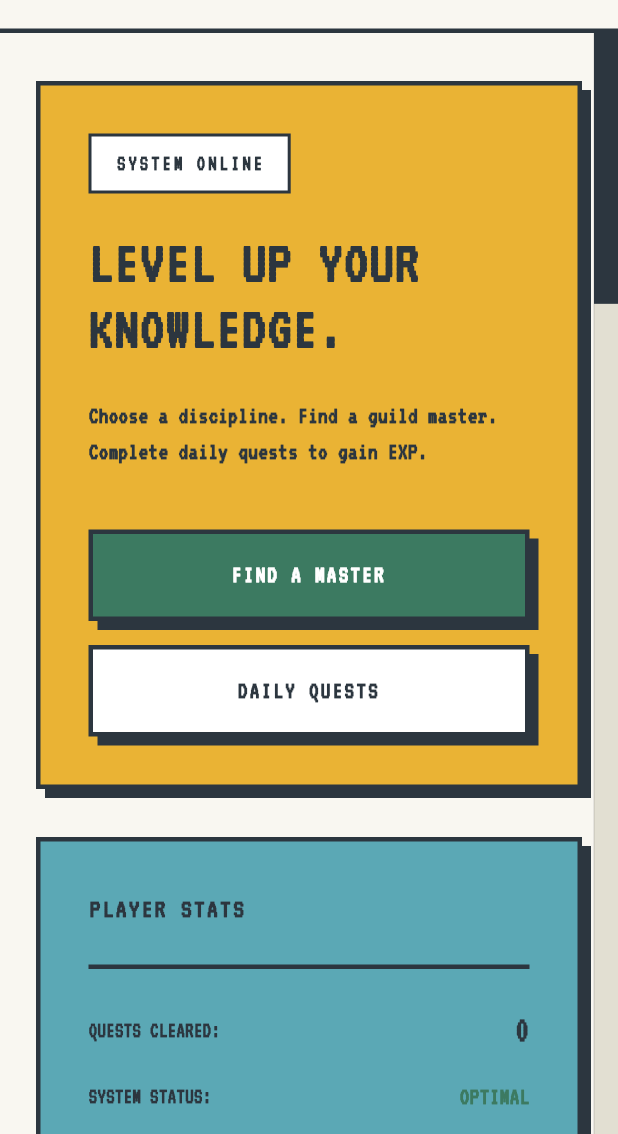
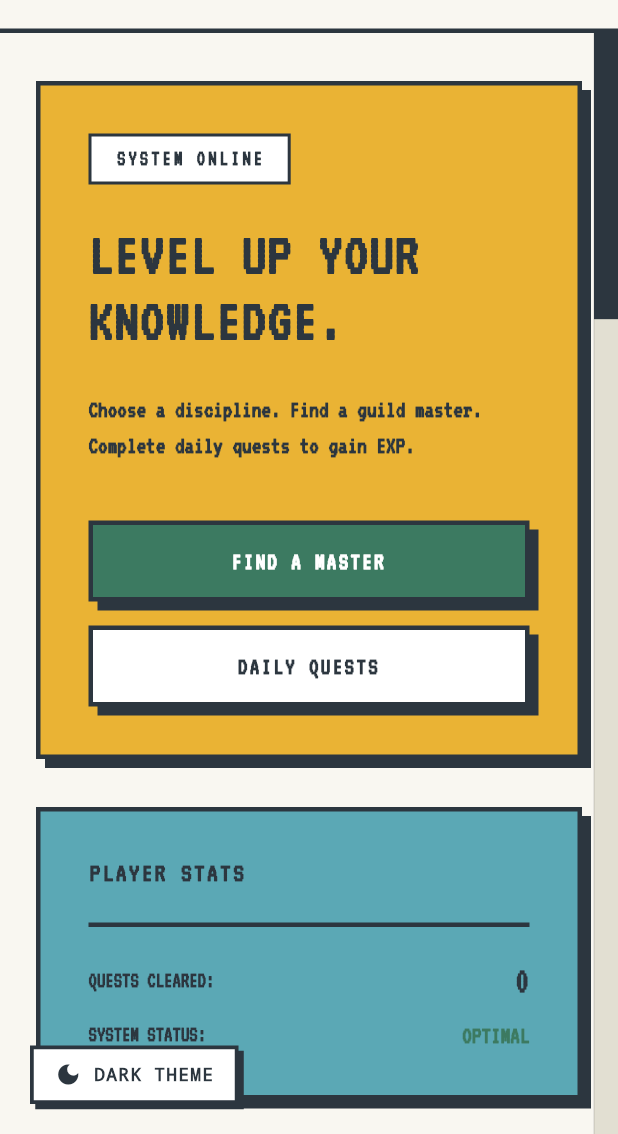
Before and after one commit to Ahmad1827/iMeditatii, a Flutter app: the screen it shows after launch, on a phone screen of 412 x 824 dp, the part 102-1236 px from its top. Run offline on Flutter 3.47's test engine with Material 3 defaults, Android fonts, the phone set to English and light mode, and no system bars; our stand-ins replace cached_network_image, cloud_firestore, cloud_functions, firebase_auth, firebase_core, firebase_storage and 7 more; missing offline and left inert: agora_rtc_engine; accounts and stored records are empty.

Commit message:
themes logic

```diff
--- a/lib/main.dart
+++ b/lib/main.dart
@@ -6,6 +6,8 @@ import 'package:flutter/foundation.dart';
 import 'package:flutter_web_plugins/url_strategy.dart';
 import 'package:flutter_dotenv/flutter_dotenv.dart';
 import 'firebase_options.dart';
+
+import 'theme_manager.dart'; // <-- Import ThemeManager
 
 import 'home_screen.dart';
 import 'login_screen.dart';
@@ -42,6 +44,7 @@ void main() async {
   await Firebase.initializeApp(
     options: DefaultFirebaseOptions.currentPlatform,
   );
+  await ThemeManager.loadTheme(); // Încarcă tema salvată
   await populeazaCele50DeProbleme();
   runApp(const IMeditatiiApp());
 }
@@ -192,12 +195,21 @@ class IMeditatiiApp extends StatelessWidget {
 
   @override
   Widget build(BuildContext context) {
+    return ValueListenableBuilder<ThemeMode>(
+      valueListenable: ThemeManager.themeNotifier,
+      builder: (context, currentMode, _) {
+        final isDark = currentMode == ThemeMode.dark;
+
         return MaterialApp.router(
           title: 'iMeditatii',
           debugShowCheckedModeBanner: false,
+          themeMode: currentMode,
+
+          // TEMA LIGHT
           theme: ThemeData(
             useMaterial3: false,
-        textTheme: GoogleFonts.vt323TextTheme(Theme.of(context).textTheme),
+            brightness: Brightness.light,
+            textTheme: GoogleFonts.vt323TextTheme(ThemeData.light().textTheme),
             scaffoldBackgroundColor: const Color(0xFFF9F7F1),
             colorScheme: const ColorScheme.light(
               primary: Color(0xFF2C363F),
@@ -215,7 +227,94 @@ class IMeditatiiApp extends StatelessWidget {
               interactive: true,
             ),
           ),
+
+          // TEMA DARK
+          darkTheme: ThemeData(
+            useMaterial3: false,
+            brightness: Brightness.dark,
+            textTheme: GoogleFonts.vt323TextTheme(ThemeData.dark().textTheme),
+            scaffoldBackgroundColor: const Color(0xFF141A1F),
+            colorScheme: const ColorScheme.dark(
+              primary: Color(0xFF5BA8B5),
+              secondary: Color(0xFFE75A41),
+              surface: Color(0xFF1B242B),
+            ),
+            splashFactory: NoSplash.splashFactory,
+            highlightColor: Colors.transparent,
+            scrollbarTheme: ScrollbarThemeData(
+              thumbVisibility: WidgetStateProperty.all(true),
+              trackVisibility: WidgetStateProperty.all(true),
+              thickness: WidgetStateProperty.all(16.0),
+              radius: const Radius.circular(0),
+              thumbColor: WidgetStateProperty.all(const Color(0xFF5BA8B5)),
+              trackColor: WidgetStateProperty.all(const Color(0xFF1B242B)),
+              interactive: true,
+            ),
+          ),
+
           routerConfig: _router,
+
+          // BUTONUL FLOTANT PERMANENT (LIGHT / DARK)
+          builder: (context, child) {
+            return Stack(
+              children: [
+                child ?? const SizedBox(),
+                Positioned(
+                  bottom: 20,
+                  left: 20,
+                  child: Material(
+                    color: Colors.transparent,
+                    child: MouseRegion(
+                      cursor: SystemMouseCursors.click,
+                      child: GestureDetector(
+                        onTap: () => ThemeManager.toggleTheme(),
+                        child: Container(
+                          padding: const EdgeInsets.symmetric(horizontal: 14, vertical: 8),
+                          decoration: BoxDecoration(
+                            color: isDark ? const Color(0xFF1B242B) : Colors.white,
+                            border: Border.all(
+                              color: isDark ? const Color(0xFF55EFC4) : const Color(0xFF2C363F),
+                              width: 2.5,
+                            ),
+                            boxShadow: [
+                              BoxShadow(
+                                color: isDark ? Colors.black87 : const Color(0xFF2C363F),
+                                offset: const Offset(3.5, 3.5),
+                                blurRadius: 0,
+                              ),
+                            ],
+                          ),
+                          child: Row(
+                            mainAxisSize: MainAxisSize.min,
+                            children: [
+                              Icon(
+                                isDark ? Icons.light_mode : Icons.dark_mode,
+                                color: isDark ? const Color(0xFFF9CA24) : const Color(0xFF2C363F),
+                                size: 18,
+                              ),
+                              const SizedBox(width: 8),
+                              Text(
+                                isDark ? "LIGHT THEME" : "DARK THEME",
+                                style: TextStyle(
+                                  fontFamily: 'monospace',
+                                  fontWeight: FontWeight.w900,
+                                  fontSize: 12,
+                                  color: isDark ? const Color(0xFF55EFC4) : const Color(0xFF2C363F),
+                                  letterSpacing: 0.8,
+                                ),
+                              ),
+                            ],
+                          ),
+                        ),
+                      ),
+                    ),
+                  ),
+                ),
+              ],
+            );
+          },
+        );
+      },
     );
   }
 }
--- /dev/null
+++ b/lib/theme_manager.dart
@@ -0,0 +1,26 @@
+import 'package:flutter/material.dart';
+import 'package:shared_preferences/shared_preferences.dart';
+
+class ThemeManager {
+  // Notifier global pentru ThemeMode
+  static final ValueNotifier<ThemeMode> themeNotifier = ValueNotifier(ThemeMode.light);
+
+  // Încarcă setarea salvată la pornire
+  static Future<void> loadTheme() async {
+    final prefs = await SharedPreferences.getInstance();
+    final isDark = prefs.getBool('is_dark_mode') ?? false;
+    themeNotifier.value = isDark ? ThemeMode.dark : ThemeMode.light;
+  }
+
+  // Comută tema și salvează în memoria locală
+  static Future<void> toggleTheme() async {
+    final prefs = await SharedPreferences.getInstance();
+    if (themeNotifier.value == ThemeMode.light) {
+      themeNotifier.value = ThemeMode.dark;
+      await prefs.setBool('is_dark_mode', true);
+    } else {
+      themeNotifier.value = ThemeMode.light;
+      await prefs.setBool('is_dark_mode', false);
+    }
+  }
+}
```
Lines whose indentation alone changed are shown as unchanged.
